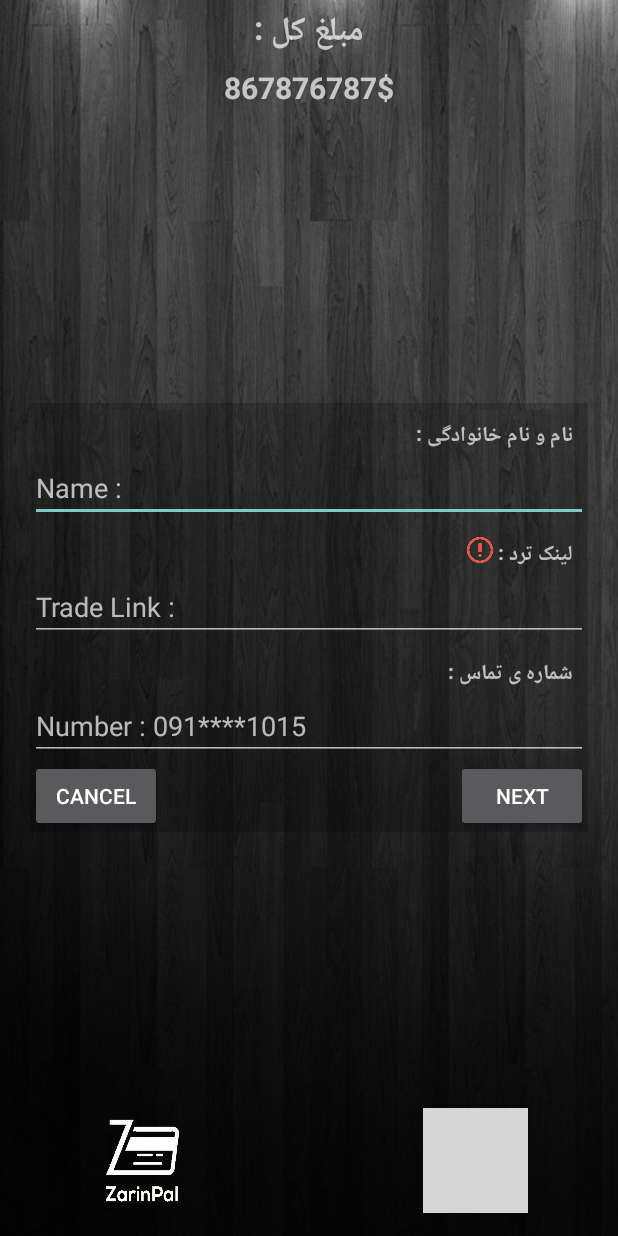
After one commit to mostafazamani/Dota, an Android app: the PayPage screen opened directly, with no data from a screen before it, on a phone screen of 412 x 824 dp. The commit adds this screen. Run offline under Robolectric (Android 15) with nearby library versions, the phone set to English and light mode, and no system bars; 3 statements that could not run were skipped; grey boxes are pictures that could not be loaded.

Commit message:
pay page completed

```diff
--- /dev/null
+++ b/app/src/main/java/com/ba/dota/PayPage.java
@@ -0,0 +1,29 @@
+package com.ba.dota;
+
+import android.os.Bundle;
+import android.support.design.widget.FloatingActionButton;
+import android.support.design.widget.Snackbar;
+import android.support.v7.app.AppCompatActivity;
+import android.support.v7.widget.Toolbar;
+import android.view.View;
+
+public class PayPage extends AppCompatActivity {
+
+    @Override
+    protected void onCreate(Bundle savedInstanceState) {
+        super.onCreate(savedInstanceState);
+        setContentView(R.layout.activity_pay_page);
+        Toolbar toolbar = (Toolbar) findViewById(R.id.toolbar);
+        setSupportActionBar(toolbar);
+
+        FloatingActionButton fab = (FloatingActionButton) findViewById(R.id.fab);
+        fab.setOnClickListener(new View.OnClickListener() {
+            @Override
+            public void onClick(View view) {
+                Snackbar.make(view, "Replace with your own action", Snackbar.LENGTH_LONG)
+                        .setAction("Action", null).show();
+            }
+        });
+    }
+
+}
--- /dev/null
+++ b/app/src/main/res/layout/activity_pay_page.xml
@@ -0,0 +1,151 @@
+<?xml version="1.0" encoding="utf-8"?>
+<RelativeLayout xmlns:android="http://schemas.android.com/apk/res/android"
+    xmlns:app="http://schemas.android.com/apk/res-auto"
+    xmlns:tools="http://schemas.android.com/tools"
+    android:layout_width="match_parent"
+    android:layout_height="match_parent"
+    android:background="@drawable/wall"
+    >
+
+    <TextView
+        android:id="@+id/pay_text"
+        android:layout_width="match_parent"
+        android:layout_height="wrap_content"
+        android:layout_centerHorizontal="true"
+        android:layout_marginTop="3dp"
+        android:gravity="center"
+        android:text="مبلغ کل :"
+        android:textSize="22sp"
+        android:textStyle="bold" />
+
+    <TextView
+        android:id="@+id/amount_show"
+        android:layout_width="match_parent"
+        android:layout_height="wrap_content"
+        android:layout_below="@+id/pay_text"
+        android:gravity="center"
+        android:layout_marginTop="4dp"
+        android:text="867876787$"
+        android:textSize="20sp"
+        android:textStyle="bold" />
+
+
+    <RelativeLayout
+        android:id="@+id/linearLayout"
+        android:layout_width="wrap_content"
+        android:layout_height="wrap_content"
+        android:layout_centerHorizontal="true"
+        android:layout_centerVertical="true"
+        android:layout_margin="20dp"
+        android:background="#33000000">
+
+        <TextView
+            android:id="@+id/pay_name_text"
+            android:layout_width="wrap_content"
+            android:layout_height="wrap_content"
+            android:layout_alignParentRight="true"
+            android:layout_alignParentTop="true"
+            android:layout_marginRight="10dp"
+            android:layout_marginTop="10dp"
+            android:text="نام و نام خانوادگی :"
+            android:textSize="14sp"
+            android:textStyle="bold" />
+
+        <EditText
+            android:id="@+id/payer_name"
+            android:layout_width="match_parent"
+            android:layout_height="wrap_content"
+            android:layout_below="@+id/pay_name_text"
+            android:hint="Name :"
+            android:imeOptions="actionDone" />
+
+        <TextView
+            android:id="@+id/pay_tradelink_text"
+            android:layout_width="wrap_content"
+            android:layout_height="wrap_content"
+            android:layout_alignParentRight="true"
+            android:layout_below="@+id/payer_name"
+            android:layout_marginRight="10dp"
+            android:layout_marginTop="10dp"
+            android:text="لینک ترد :"
+            android:textSize="14sp"
+            android:textStyle="bold" />
+        <ImageView
+            android:layout_width="17dp"
+            android:layout_height="17dp"
+            android:layout_toStartOf="@+id/pay_tradelink_text"
+            android:layout_marginRight="3dp"
+            android:layout_below="@+id/payer_name"
+            android:layout_marginTop="10dp"
+            android:background="@drawable/mangoo"
+            />
+
+        <EditText
+            android:id="@+id/trade_link"
+            android:layout_width="match_parent"
+
+            android:layout_height="wrap_content"
+            android:layout_below="@+id/pay_tradelink_text"
+            android:hint="Trade Link :"
+            android:imeOptions="actionDone" />
+
+        <TextView
+            android:id="@+id/pay_number_text"
+            android:layout_width="wrap_content"
+            android:layout_height="wrap_content"
+            android:layout_alignParentRight="true"
+            android:layout_below="@+id/trade_link"
+            android:layout_marginRight="10dp"
+            android:layout_marginTop="10dp"
+            android:text="شماره ی تماس :"
+            android:textSize="14sp"
+            android:textStyle="bold" />
+
+        <EditText
+            android:id="@+id/payer_number"
+            android:layout_width="match_parent"
+            android:layout_height="wrap_content"
+            android:layout_alignParentStart="true"
+            android:layout_below="@+id/pay_number_text"
+
+            android:hint="Number : 091****1015"
+            android:inputType="number"
+            android:maxLength="11" />
+
+        <Button
+            android:id="@+id/pay_next_btn"
+            android:layout_width="wrap_content"
+            android:layout_height="wrap_content"
+            android:layout_alignParentRight="true"
+            android:layout_below="@+id/payer_number"
+
+            android:text="Next" />
+
+        <Button
+            android:id="@+id/pay_cancel"
+            android:layout_width="wrap_content"
+            android:layout_height="wrap_content"
+            android:layout_alignParentLeft="true"
+            android:layout_below="@+id/payer_number"
+            android:text="cancel" />
+
+
+    </RelativeLayout>
+
+    <ImageView
+        android:layout_width="150dp"
+        android:layout_height="100dp"
+        android:layout_alignParentBottom="true"
+        android:layout_marginLeft="20dp"
+        android:background="@drawable/zarinpalpic" />
+
+    <ImageView
+        android:layout_width="70dp"
+        android:layout_height="70dp"
+        android:layout_alignParentBottom="true"
+        android:layout_alignParentRight="true"
+        android:layout_marginBottom="15dp"
+        android:layout_marginRight="60dp"
+        android:background="@drawable/dotaload" />
+
+</RelativeLayout>
--- /dev/null
+++ b/app/src/main/res/values/dimens.xml
@@ -0,0 +1,3 @@
+<resources>
+    <dimen name="fab_margin">16dp</dimen>
+</resources>
--- a/app/src/main/res/values/strings.xml
+++ b/app/src/main/res/values/strings.xml
@@ -1,3 +1,4 @@
 <resources>
     <string name="app_name">Dota</string>
+    <string name="title_activity_pay_page">PayPage</string>
 </resources>
--- a/app/src/main/res/values/styles.xml
+++ b/app/src/main/res/values/styles.xml
@@ -7,6 +7,7 @@
         <item name="colorPrimaryDark">@color/colorPrimaryDark</item>
         <item name="colorAccent">@color/colorAccent</item>
     </style>
+
     <style name="progress">
         <item name="android:indeterminateDrawable">@drawable/progressbar</item>
         <item name="android:minWidth">80dp</item>
@@ -15,7 +16,10 @@
         <item name="android:maxHeight">80dp</item>
 
 
-
     </style>
 
+    <style name="AppBarOverlay" parent="ThemeOverlay.AppCompat.Dark.ActionBar" />
+
+    <style name="PopupOverlay" parent="ThemeOverlay.AppCompat.Light" />
+
 </resources>
```
Also changed, not shown: app/src/main/AndroidManifest.xml (+124 -134 lines), app/src/main/res/drawable/shape_about_btn.xml (added, +38 -0 lines), app/src/main/res/drawable/shape_exit_btn.xml (added, +38 -0 lines), app/src/main/res/drawable/shape_hero_btn.xml (added, +38 -0 lines), app/src/main/res/drawable/shape_store_btn.xml (added, +38 -0 lines), app/src/main/res/layout/activity_main.xml (+27 -20 lines), app/src/main/res/drawable/aboutus.png (added), app/src/main/res/drawable/exit.png (added), app/src/main/res/drawable/heros.png (added), app/src/main/res/drawable/mangoo.png (added), app/src/main/res/drawable/storebtn.png (added), app/src/main/res/drawable/zarinpalpic.png (added).
